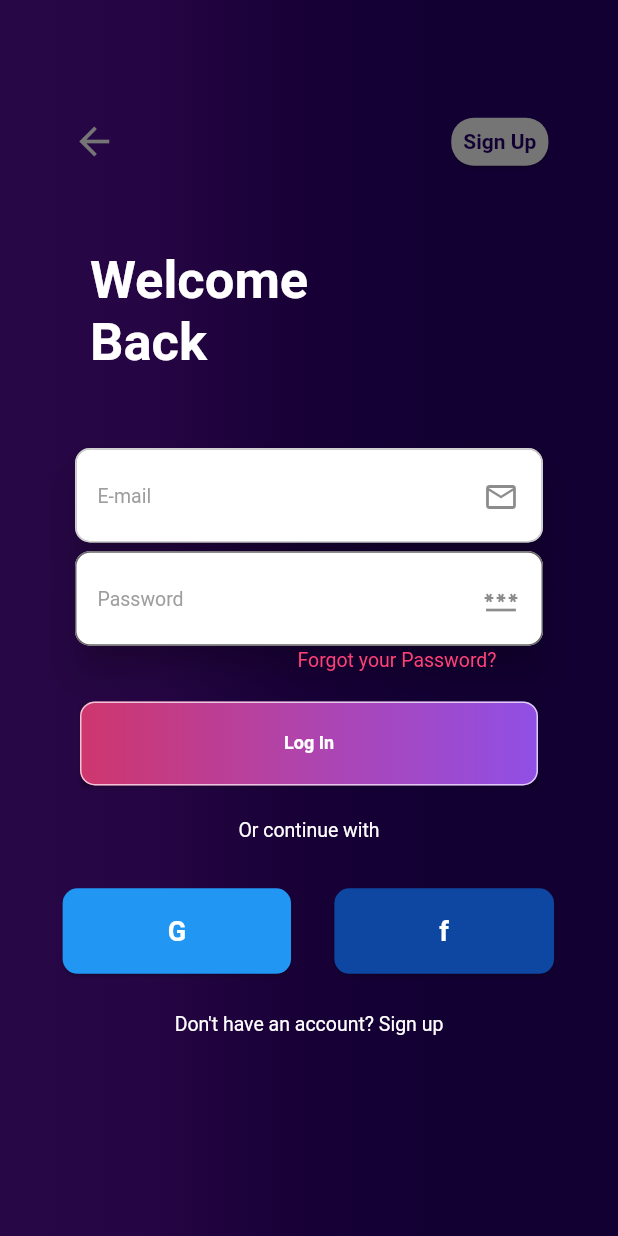
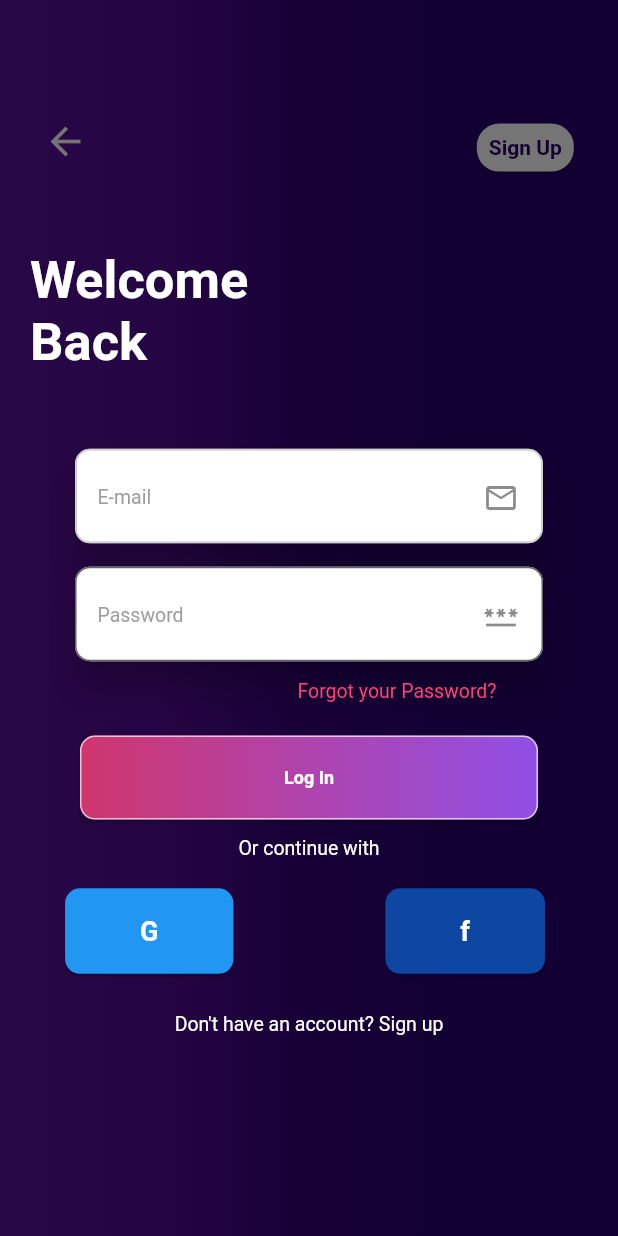
Before and after one commit to piush-terminalwitchcraft/Dhatnoon-frontend, a Flutter app: the screen it shows after launch, on a phone screen of 412 x 824 dp. Run offline on Flutter 3.47's test engine with Material 2 defaults, Android fonts, the phone set to English and light mode, and no system bars; our stand-ins replace accordion, animate_do, audioplayers, camera, cloud_firestore, firebase_auth and 10 more; missing offline and left inert: agora_uikit, bouncy_widget, clickable_list_wheel_view, curved_drawer_fork, day_night_time_picker, record and 1 more; accounts and stored records are empty.

Commit message:
Fixed UI of login screen

```diff
--- a/lib/main.dart
+++ b/lib/main.dart
@@ -16,7 +16,9 @@ import 'package:firebase_auth/firebase_auth.dart';
 
 Future main() async {
   WidgetsFlutterBinding.ensureInitialized();
-  await Firebase.initializeApp();
+  await Firebase.initializeApp(
+    // options: DefaultFirebaseOptions.currentPlatform,
+);
 
   final cameras = await availableCameras();
   final front_Camera = cameras[1];  // front camera
--- a/lib/screens/login.dart
+++ b/lib/screens/login.dart
@@ -49,7 +49,7 @@ class _LogInState extends State<LogIn> {
           children: [
             FadeInUp(
               child: Align(
-                alignment: const Alignment(-0.75, -0.8),
+                alignment: const Alignment(-0.85, -0.8),
                 child: InkWell(
                   onTap: () =>
                       Get.to(SignUp(), transition: Transition.downToUp),
@@ -63,7 +63,7 @@ class _LogInState extends State<LogIn> {
             ),
             FadeInUp(
               child: Align(
-                alignment: Alignment(0.75, -0.81),
+                alignment: Alignment(0.85, -0.8),
                 child: InkWell(
                   onTap: () =>
                       Get.to(SignUp(), transition: Transition.downToUp),
@@ -88,7 +88,7 @@ class _LogInState extends State<LogIn> {
             ),
             FadeInUp(
               child: const Align(
-                alignment: Alignment(-0.55, -0.55),
+                alignment: Alignment(-0.85, -0.55),
                 child: Text(
                   "Welcome\nBack",
                   style: TextStyle(
@@ -106,7 +106,7 @@ class _LogInState extends State<LogIn> {
                 child: Container(
                   alignment: Alignment.center,
                   width: 320,
-                  height: 80,
+                  height: 85,
                   child: Card(
                     elevation: 10,
                     shape: RoundedRectangleBorder(
@@ -154,6 +154,7 @@ class _LogInState extends State<LogIn> {
                   alignment: Alignment.center,
                   width: 320,
                   height: 80,
+                  margin: EdgeInsets.only(top: 20),
                   child: Card(
                     elevation: 10,
                     borderOnForeground: false,
@@ -198,7 +199,7 @@ class _LogInState extends State<LogIn> {
             FadeInUp(
               delay: Duration(milliseconds: 1100),
               child: Align(
-                alignment: Alignment(0.42, 0.07),
+                alignment: Alignment(0.42, 0.12),
                 child: Text(
                   "Forgot your Password?",
                   style: TextStyle(
@@ -210,7 +211,7 @@ class _LogInState extends State<LogIn> {
               duration: Duration(milliseconds: 500),
               delay: Duration(milliseconds: 1000),
               child: Align(
-                alignment: Alignment(0.0, 0.22),
+                alignment: Alignment(0.0, 0.28),
                 child: InkWell(
                   onTap: () => signIn(),
                   child: Card(
@@ -248,7 +249,7 @@ class _LogInState extends State<LogIn> {
             FadeInUp(
               delay: Duration(milliseconds: 1100),
               child: Align(
-                alignment: Alignment(0.0, 0.35),
+                alignment: Alignment(0.0, 0.38),
                 child: Text(
                   "Or continue with",
                   style: TextStyle(fontSize: 13, color: Colors.white),
@@ -258,14 +259,14 @@ class _LogInState extends State<LogIn> {
             FadeInUp(
               delay: Duration(milliseconds: 1150),
               child: Align(
-                alignment: Alignment(-0.7, 0.55),
+                alignment: Alignment(-0.73, 0.55),
                 child: Card(
                   shape: RoundedRectangleBorder(
                     borderRadius: BorderRadius.circular(10),
                   ),
                   color: Colors.blue,
                   child: Padding(
-                    padding: const EdgeInsets.fromLTRB(70, 18, 70, 18),
+                    padding: const EdgeInsets.fromLTRB(50, 18, 50, 18),
                     child: Text(
                       "G",
                       style: TextStyle(
@@ -288,7 +289,7 @@ class _LogInState extends State<LogIn> {
                   ),
                   color: Colors.blue.shade900,
                   child: Padding(
-                    padding: const EdgeInsets.fromLTRB(70, 18, 70, 18),
+                    padding: const EdgeInsets.fromLTRB(50, 18, 50, 18),
                     child: Text(
                       "f",
                       style: TextStyle(
```
Also changed, not shown: 2 other files.
